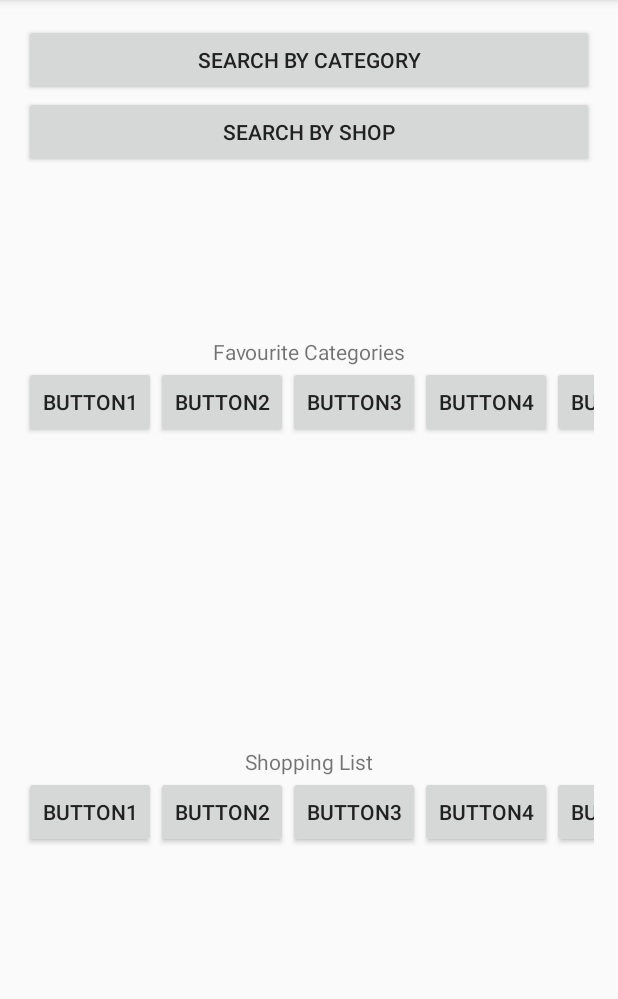
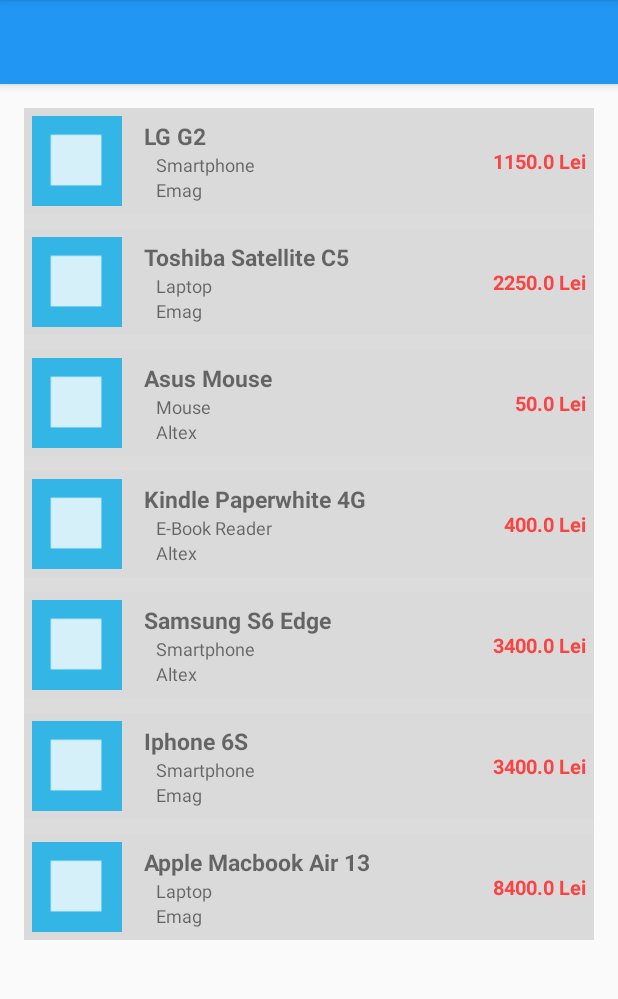
Before and after one commit to VirgilBarcan/ShopAssistant, an Android app: the UserMainScreenActivity screen opened directly, with no data from a screen before it, in the side drawer, after a tap on "Shopping List", on a phone screen of 412 x 824 dp, the part 84-1083 px from its top. Run offline under Robolectric (Android 15) with nearby library versions, the phone set to English and light mode, and no system bars; our stand-ins replace CircleImageView.

Commit message:
Add one more fragment for testing purposes; Will change to activity to have proper back navigation

```diff
--- a/app/src/main/java/barcan/virgil/com/shopassistant/backend/AppSectionsPageAdapter.java
+++ b/app/src/main/java/barcan/virgil/com/shopassistant/backend/AppSectionsPageAdapter.java
@@ -4,8 +4,8 @@ import android.support.v4.app.Fragment;
 import android.support.v4.app.FragmentManager;
 import android.support.v4.app.FragmentPagerAdapter;
 
-import barcan.virgil.com.shopassistant.frontend.CompanyLoginFragment;
-import barcan.virgil.com.shopassistant.frontend.UserLoginFragment;
+import barcan.virgil.com.shopassistant.frontend.company.CompanyLoginFragment;
+import barcan.virgil.com.shopassistant.frontend.regular.UserLoginFragment;
 
 /**
  * Created by virgil on 01.12.2015.
--- a/app/src/main/java/barcan/virgil/com/shopassistant/frontend/MainActivity.java
+++ b/app/src/main/java/barcan/virgil/com/shopassistant/frontend/MainActivity.java
@@ -13,6 +13,7 @@ import android.view.MenuItem;
 import barcan.virgil.com.shopassistant.R;
 import barcan.virgil.com.shopassistant.backend.AppSectionsPageAdapter;
 import barcan.virgil.com.shopassistant.backend.Controller;
+import barcan.virgil.com.shopassistant.frontend.regular.UserMainScreenActivity;
 
 public class MainActivity extends AppCompatActivity {
 
--- a/app/src/main/java/barcan/virgil/com/shopassistant/frontend/CompanyRegisterActivity.java
+++ b/app/src/main/java/barcan/virgil/com/shopassistant/frontend/company/CompanyRegisterActivity.java
@@ -1,4 +1,4 @@
-package barcan.virgil.com.shopassistant.frontend;
+package barcan.virgil.com.shopassistant.frontend.company;
 
 import android.content.Intent;
 import android.os.Bundle;
@@ -11,10 +11,9 @@ import android.widget.Toast;
 
 import barcan.virgil.com.shopassistant.R;
 import barcan.virgil.com.shopassistant.backend.Controller;
-import barcan.virgil.com.shopassistant.backend.backend.database.TablesContracts;
+import barcan.virgil.com.shopassistant.frontend.regular.UserMainScreenActivity;
 import barcan.virgil.com.shopassistant.model.CompanyUser;
 import barcan.virgil.com.shopassistant.model.Constants;
-import barcan.virgil.com.shopassistant.model.RegularUser;
 
 public class CompanyRegisterActivity extends AppCompatActivity {
 
--- a/app/src/main/java/barcan/virgil/com/shopassistant/frontend/UserLoggedHomeFragment.java
+++ b/app/src/main/java/barcan/virgil/com/shopassistant/frontend/regular/UserLoggedHomeFragment.java
@@ -1,4 +1,4 @@
-package barcan.virgil.com.shopassistant.frontend;
+package barcan.virgil.com.shopassistant.frontend.regular;
 
 import android.os.Bundle;
 import android.support.v4.app.Fragment;
--- /dev/null
+++ b/app/src/main/java/barcan/virgil/com/shopassistant/frontend/regular/UserLoggedShoppingListFragment.java
@@ -0,0 +1,116 @@
+package barcan.virgil.com.shopassistant.frontend.regular;
+
+import android.os.Bundle;
+import android.support.v4.app.Fragment;
+import android.view.LayoutInflater;
+import android.view.View;
+import android.view.ViewGroup;
+import android.widget.AdapterView;
+import android.widget.ListView;
+
+import java.util.ArrayList;
+import java.util.List;
+
+import barcan.virgil.com.shopassistant.R;
+import barcan.virgil.com.shopassistant.backend.ShoppingListViewAdapter;
+import barcan.virgil.com.shopassistant.model.Category;
+import barcan.virgil.com.shopassistant.model.Company;
+import barcan.virgil.com.shopassistant.model.Price;
+import barcan.virgil.com.shopassistant.model.Product;
+
+/**
+ * Created by virgil on 08.12.2015.
+ */
+public class UserLoggedShoppingListFragment extends Fragment {
+
+    private View view;
+    private ListView listViewShoppingList;
+    private List<Product> productList;
+
+    @Override
+    public View onCreateView(LayoutInflater inflater, ViewGroup container, Bundle savedInstanceState) {
+        view = inflater.inflate(R.layout.user_shopping_list, container, false);
+
+        populateShoppingList();
+
+        return view;
+    }
+
+    private void populateShoppingList() {
+        listViewShoppingList = (ListView) view.findViewById(R.id.listViewShoppingList);
+
+        productList = new ArrayList<>();
+
+        //TODO: Get the list from the backend
+        //ProofOfConcept
+        Company companyEmag = new Company();
+        companyEmag.setCompanyName("Emag");
+
+        Company companyAltex = new Company();
+        companyAltex.setCompanyName("Altex");
+
+        Product product1 = new Product();
+        product1.setProductName("LG G2");
+        product1.setProductCategory(new Category("Smartphone"));
+        product1.setProductSeller(companyEmag);
+        product1.setProductPrice(new Price(1150.0, "Lei"));
+
+        Product product2 = new Product();
+        product2.setProductName("Toshiba Satellite C55A-16D");
+        product2.setProductCategory(new Category("Laptop"));
+        product2.setProductSeller(companyEmag);
+        product2.setProductPrice(new Price(2250.0, "Lei"));
+
+        Product product3 = new Product();
+        product3.setProductName("Asus Mouse");
+        product3.setProductCategory(new Category("Mouse"));
+        product3.setProductSeller(companyAltex);
+        product3.setProductPrice(new Price(50.0, "Lei"));
+
+        Product product4 = new Product();
+        product4.setProductName("Kindle Paperwhite 4GB");
+        product4.setProductCategory(new Category("E-Book Reader"));
+        product4.setProductSeller(companyAltex);
+        product4.setProductPrice(new Price(400.0, "Lei"));
+
+        Product product5 = new Product();
+        product5.setProductName("Samsung S6 Edge");
+        product5.setProductCategory(new Category("Smartphone"));
+        product5.setProductSeller(companyAltex);
+        product5.setProductPrice(new Price(3400.0, "Lei"));
+
+        Product product6 = new Product();
+        product6.setProductName("Iphone 6S");
+        product6.setProductCategory(new Category("Smartphone"));
+        product6.setProductSeller(companyEmag);
+        product6.setProductPrice(new Price(3400.0, "Lei"));
+
+        Product product7 = new Product();
+        product7.setProductName("Apple Macbook Air 13.3");
+        product7.setProductCategory(new Category("Laptop"));
+        product7.setProductSeller(companyEmag);
+        product7.setProductPrice(new Price(8400.0, "Lei"));
+
+        productList.add(product1);
+        productList.add(product2);
+        productList.add(product3);
+        productList.add(product4);
+        productList.add(product5);
+        productList.add(product6);
+        productList.add(product7);
+
+        ShoppingListViewAdapter shoppingListViewAdapter = new ShoppingListViewAdapter(getActivity(), productList);
+        listViewShoppingList.setAdapter(shoppingListViewAdapter);
+
+        listViewShoppingList.setOnItemClickListener(new AdapterView.OnItemClickListener() {
+            @Override
+            public void onItemClick(AdapterView<?> parent, View view, int position, long id) {
+                final Product product = (Product) parent.getItemAtPosition(position);
+
+                //TODO: Decide what to do when the user clicks a product; possibly start a new activity and show more info about product
+                //startShowProductActivity(product);
+            }
+        });
+    }
+
+}
--- a/app/src/main/java/barcan/virgil/com/shopassistant/frontend/UserMainScreenActivity.java
+++ b/app/src/main/java/barcan/virgil/com/shopassistant/frontend/regular/UserMainScreenActivity.java
@@ -1,4 +1,4 @@
-package barcan.virgil.com.shopassistant.frontend;
+package barcan.virgil.com.shopassistant.frontend.regular;
 
 import android.content.Intent;
 import android.os.Bundle;
@@ -59,10 +59,10 @@ public class UserMainScreenActivity extends AppCompatActivity {
                     case R.id.goToHome:
                         Toast.makeText(getApplicationContext(), "Home selected", Toast.LENGTH_SHORT).show();
 
-                        UserLoggedHomeFragment fragment = new UserLoggedHomeFragment();
-                        FragmentTransaction fragmentTransaction = getSupportFragmentManager().beginTransaction();
-                        fragmentTransaction.replace(R.id.frame, fragment);
-                        fragmentTransaction.commit();
+                        UserLoggedHomeFragment fragmentHome = new UserLoggedHomeFragment();
+                        FragmentTransaction fragmentTransactionHome = getSupportFragmentManager().beginTransaction();
+                        fragmentTransactionHome.replace(R.id.frame, fragmentHome);
+                        fragmentTransactionHome.commit();
                         return true;
 
                     case R.id.goToProducts:
@@ -75,7 +75,10 @@ public class UserMainScreenActivity extends AppCompatActivity {
                     case R.id.shoppingList:
                         Toast.makeText(getApplicationContext(), "Shopping list selected", Toast.LENGTH_SHORT).show();
 
-                        //TODO: Create fragments and classes
+                        UserLoggedShoppingListFragment fragmentShoppingList = new UserLoggedShoppingListFragment();
+                        FragmentTransaction fragmentTransactionShoppingList = getSupportFragmentManager().beginTransaction();
+                        fragmentTransactionShoppingList.replace(R.id.frame, fragmentShoppingList);
+                        fragmentTransactionShoppingList.commit();
 
                         return true;
 
--- a/app/src/main/java/barcan/virgil/com/shopassistant/frontend/UserRegisterActivity.java
+++ b/app/src/main/java/barcan/virgil/com/shopassistant/frontend/regular/UserRegisterActivity.java
@@ -1,4 +1,4 @@
-package barcan.virgil.com.shopassistant.frontend;
+package barcan.virgil.com.shopassistant.frontend.regular;
 
 import android.content.Intent;
 import android.os.Bundle;
--- a/app/src/main/java/barcan/virgil/com/shopassistant/frontend/UserShoppingListActivity.java
+++ b/app/src/main/java/barcan/virgil/com/shopassistant/frontend/regular/UserShoppingListActivity.java
@@ -1,4 +1,4 @@
-package barcan.virgil.com.shopassistant.frontend;
+package barcan.virgil.com.shopassistant.frontend.regular;
 
 import android.content.Intent;
 import android.os.Bundle;
@@ -15,6 +15,7 @@ import java.util.List;
 
 import barcan.virgil.com.shopassistant.R;
 import barcan.virgil.com.shopassistant.backend.ShoppingListViewAdapter;
+import barcan.virgil.com.shopassistant.frontend.ShowProductActivity;
 import barcan.virgil.com.shopassistant.model.Category;
 import barcan.virgil.com.shopassistant.model.Company;
 import barcan.virgil.com.shopassistant.model.Price;
@@ -132,7 +133,7 @@ public class UserShoppingListActivity extends AppCompatActivity {
             public void onItemClick(AdapterView<?> parent, View view, int position, long id) {
                 final Product product = (Product) parent.getItemAtPosition(position);
 
-                //TODO: Decide what to do when the user click a product; possibly start a new activity and show more info about product
+                //TODO: Decide what to do when the user clicks a product; possibly start a new activity and show more info about product
                 startShowProductActivity(product);
             }
         });
--- a/app/src/main/res/layout/navigation_drawer_header.xml
+++ b/app/src/main/res/layout/navigation_drawer_header.xml
@@ -5,7 +5,7 @@
     android:layout_height="178dp"
     android:background="@drawable/background_poly"
     android:orientation="vertical"
-    android:weightSum="1" >
+    android:weightSum="1">
 
     <LinearLayout
         android:layout_width="match_parent"
```
Also changed, not shown: app/src/main/AndroidManifest.xml (+4 -4 lines), app/src/main/java/barcan/virgil/com/shopassistant/backend/RecyclerViewAdapter.java (deleted, +0 -142 lines), app/src/main/java/barcan/virgil/com/shopassistant/frontend/company/CompanyLoginFragment.java (renamed from app/src/main/java/barcan/virgil/com/shopassistant/frontend/UserLoginFragment.java, +29 -28 lines), app/src/main/java/barcan/virgil/com/shopassistant/frontend/regular/UserLoginFragment.java (renamed from app/src/main/java/barcan/virgil/com/shopassistant/frontend/CompanyLoginFragment.java, +23 -31 lines), app/src/main/res/layout/navigation_drawer_item_row.xml (deleted, +0 -28 lines).
